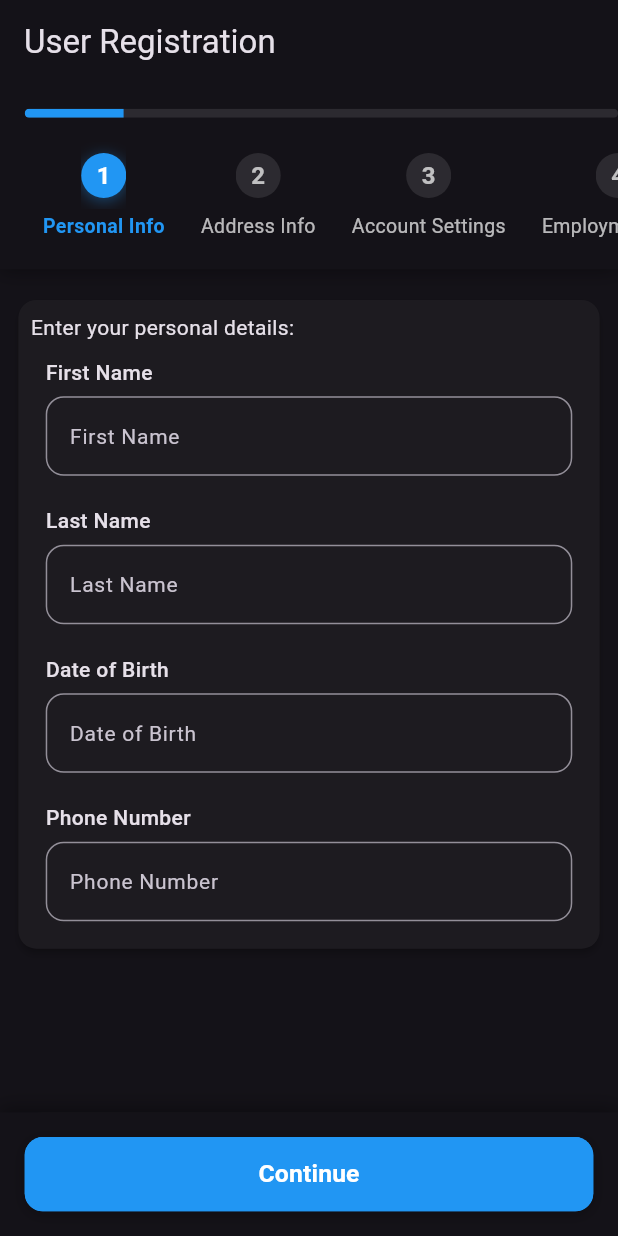
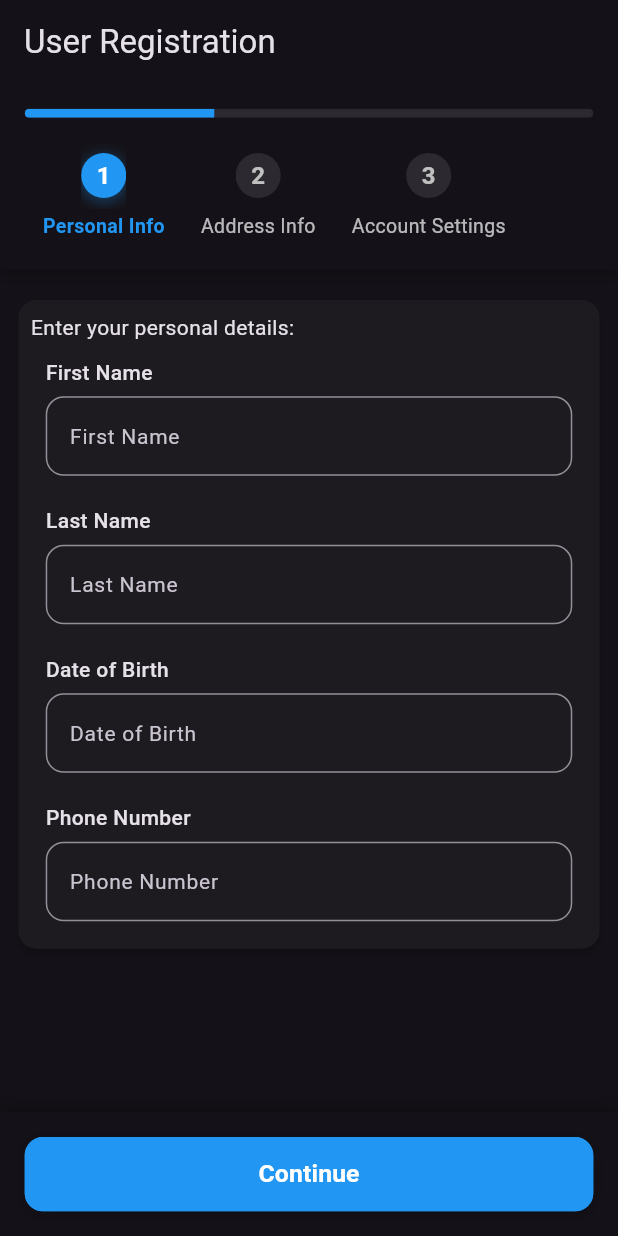
Before and after one commit to amlsampath/flutter_easy_multi_step_form, a Flutter app: the screen it shows after launch, on a phone screen of 412 x 824 dp. Run offline on Flutter 3.47's test engine with Material 3 defaults, Android fonts, the phone set to English and light mode, and no system bars.

Commit message:
reactor: widget refactoring

```diff
--- a/example/lib/main.dart
+++ b/example/lib/main.dart
@@ -209,62 +209,62 @@ class _ProfileCreationFormState extends State<ProfileCreationForm> {
                 ),
               ],
             ),
-            FormStep(
-              title: 'Employment Info',
-              fields: [
-                const Text('Enter your employment details:'),
-                EasyTextFormField(
-                  controller: companyController,
-                  label: 'Company Name',
-                ),
-                EasyTextFormField(
-                  controller: jobTitleController,
-                  label: 'Job Title',
-                ),
-                EasyTextFormField(
-                  controller: experienceController,
-                  label: 'Years of Experience',
-                  keyboardType: TextInputType.number,
-                ),
-              ],
-            ),
-            FormStep(
-              title: 'Emergency Contact',
-              fields: [
-                const Text('Enter an emergency contact:'),
-                EasyTextFormField(
-                  controller: contactNameController,
-                  label: 'Contact Name',
-                ),
-                EasyTextFormField(
-                  controller: relationshipController,
-                  label: 'Relationship',
-                ),
-                EasyTextFormField(
-                  controller: contactPhoneController,
-                  label: 'Contact Phone Number',
-                  keyboardType: TextInputType.phone,
-                ),
-              ],
-            ),
-            FormStep(
-              title: 'Preferences',
-              fields: [
-                const Text('Select your preferences:'),
-                EasyTextFormField(
-                  controller: contactMethodController,
-                  label: 'Preferred Contact Method (Email/Phone)',
-                ),
-                EasyTextFormField(
-                  controller: newsletterController,
-                  label: 'Newsletter Subscription (Yes/No)',
-                ),
-                EasyTextFormField(
-                  controller: additionalNotesController,
-                  label: 'Additional Notes',
-                ),
-              ],
-            ),
+            //FormStep(
+            //   title: 'Employment Info',
+            //   fields: [
+            //     const Text('Enter your employment details:'),
+            //     EasyTextFormField(
+            //       controller: companyController,
+            //       label: 'Company Name',
+            //     ),
+            //     EasyTextFormField(
+            //       controller: jobTitleController,
+            //       label: 'Job Title',
+            //     ),
+            //     EasyTextFormField(
+            //       controller: experienceController,
+            //       label: 'Years of Experience',
+            //       keyboardType: TextInputType.number,
+            //     ),
+            //   ],
+            // ),
+            // FormStep(
+            //   title: 'Emergency Contact',
+            //   fields: [
+            //     const Text('Enter an emergency contact:'),
+            //     EasyTextFormField(
+            //       controller: contactNameController,
+            //       label: 'Contact Name',
+            //     ),
+            //     EasyTextFormField(
+            //       controller: relationshipController,
+            //       label: 'Relationship',
+            //     ),
+            //     EasyTextFormField(
+            //       controller: contactPhoneController,
+            //       label: 'Contact Phone Number',
+            //       keyboardType: TextInputType.phone,
+            //     ),
+            //   ],
+            // ),
+            // FormStep(
+            //   title: 'Preferences',
+            //   fields: [
+            //     const Text('Select your preferences:'),
+            //     EasyTextFormField(
+            //       controller: contactMethodController,
+            //       label: 'Preferred Contact Method (Email/Phone)',
+            //     ),
+            //     EasyTextFormField(
+            //       controller: newsletterController,
+            //       label: 'Newsletter Subscription (Yes/No)',
+            //     ),
+            //     EasyTextFormField(
+            //       controller: additionalNotesController,
+            //       label: 'Additional Notes',
+            //     ),
+            //   ],
+            // ),
           ],
         ),
       ),
--- a/lib/src/multi_step_form_widget.dart
+++ b/lib/src/multi_step_form_widget.dart
@@ -26,9 +26,6 @@ class MultiStepFormWidget extends StatefulWidget {
     this.submitButtonTextColor = Colors.white,
     this.stepIndicatorActiveColor = const Color(0xFF2196F3), // Primary blue
     this.stepIndicatorDefaultColor = const Color(0xFF757575), // Medium grey
-
-    this.fontFamily = '',
-    this.formBackgroundColor = Colors.white,
   });
 
   /// The list of form steps to display.
@@ -62,12 +59,6 @@ class MultiStepFormWidget extends StatefulWidget {
 
   /// The color of the default step indicator.
   final Color stepIndicatorDefaultColor;
-
-  /// The color of the default step indicator.
-  final Color formBackgroundColor;
-
-  /// The font family to use for text in the form.
-  final String fontFamily;
 
   @override
   State<MultiStepFormWidget> createState() => _MultiStepFormWidgetState();
@@ -209,7 +200,10 @@ class _MultiStepFormWidgetState extends State<MultiStepFormWidget>
             children: [
               Container(
                 padding: EdgeInsets.only(
-                    left: size.width * 0.04, top: size.width * 0.04),
+                  left: size.width * 0.04,
+                  top: size.width * 0.04,
+                  right: size.width * 0.04,
+                ),
                 decoration: BoxDecoration(
                   color: Theme.of(context).scaffoldBackgroundColor,
                   boxShadow: [
@@ -335,7 +329,7 @@ class _MultiStepFormWidgetState extends State<MultiStepFormWidget>
                         ? widget.submitButtonTextColor
                         : widget.nextButtonTextColor,
                     backgroundColor: _currentStep == widget.steps.length - 1
-                        ? widget.stepIndicatorActiveColor
+                        ? widget.submitButtonColor
                         : widget.nextButtonColor,
                     text: _currentStep == widget.steps.length - 1
                         ? 'Submit'
--- a/pubspec.yaml
+++ b/pubspec.yaml
@@ -1,6 +1,6 @@
 name: flutter_easy_multi_step_from
 description: A comprehensive Flutter package that provides an easy-to-use, customizable multi-step form widget with built-in validation, navigation, and state management capabilities.
-version: 1.0.3
+version: 1.0.4
 repository: https://github.com/amlsampath/flutter_easy_multi_step_form.git
 homepage: https://github.com/amlsampath/flutter_easy_multi_step_form.git
 license: MIT
```
Also changed, not shown: example/pubspec.lock, 4 other files.
